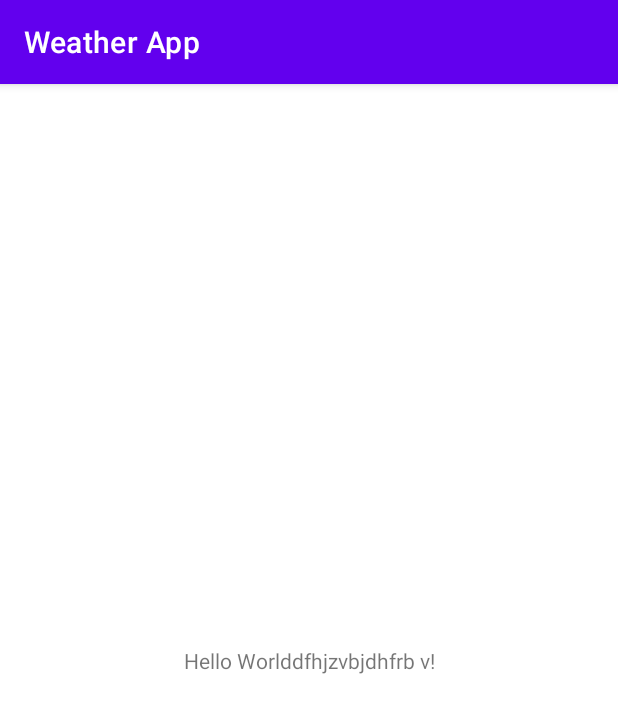
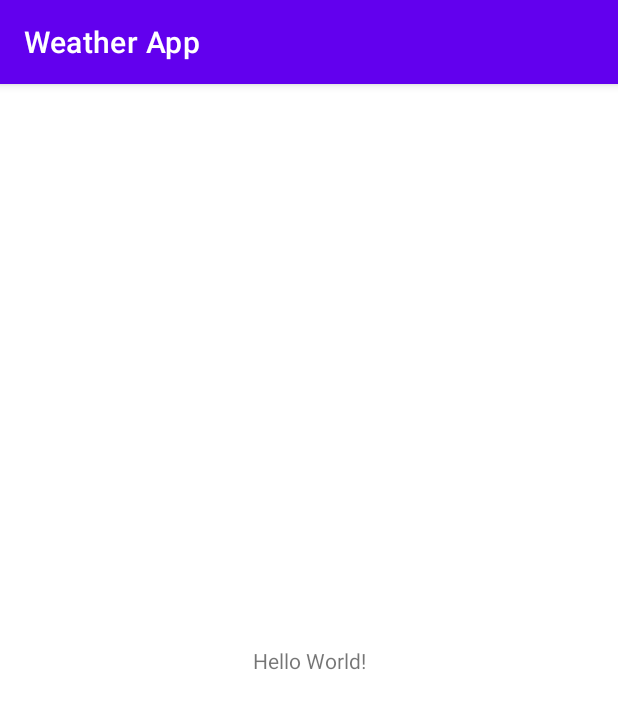
Before and after one commit to shambu09/weather-app, an Android app: the screen it shows after launch (MainActivity), on a phone screen of 412 x 824 dp. Shown: the top 713 px of the screen. Run offline under Robolectric (Android 15) with nearby library versions, the phone set to English and light mode, and no system bars.

Commit message:
hello world!

```diff
--- a/Source/app/src/main/res/layout/activity_main.xml
+++ b/Source/app/src/main/res/layout/activity_main.xml
@@ -9,7 +9,7 @@
     <TextView
         android:layout_width="wrap_content"
         android:layout_height="wrap_content"
-        android:text="Hello Worlddfhjzvbjdhfrb v!"
+        android:text="Hello World!"
         app:layout_constraintBottom_toBottomOf="parent"
         app:layout_constraintLeft_toLeftOf="parent"
         app:layout_constraintRight_toRightOf="parent"
```
